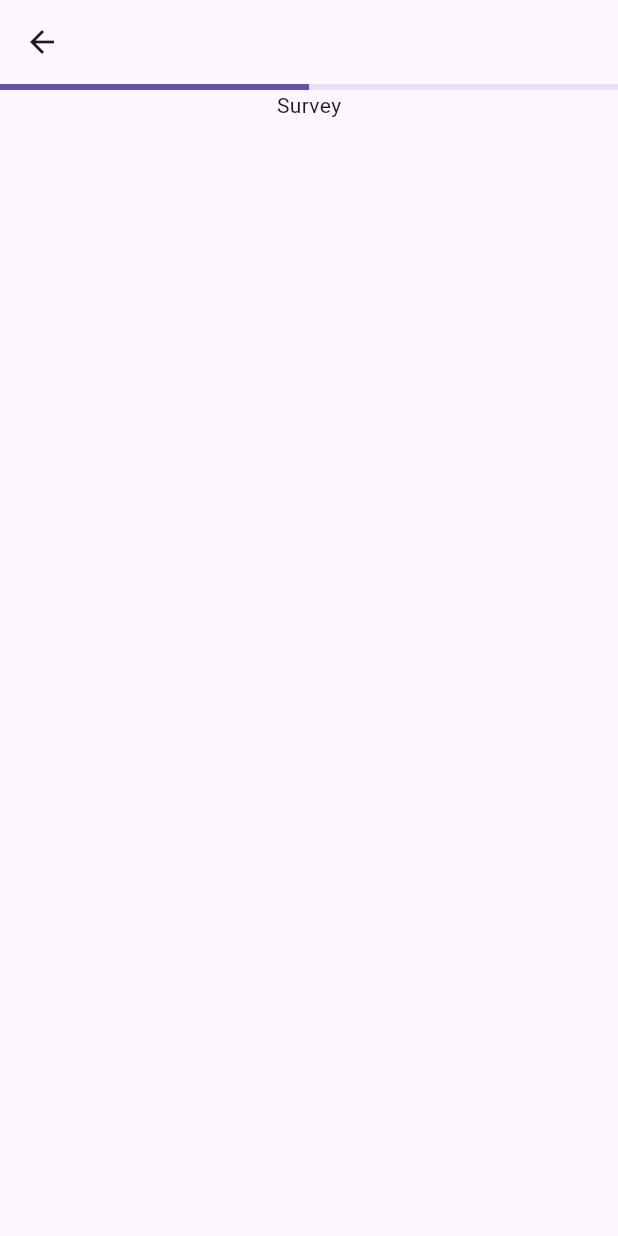
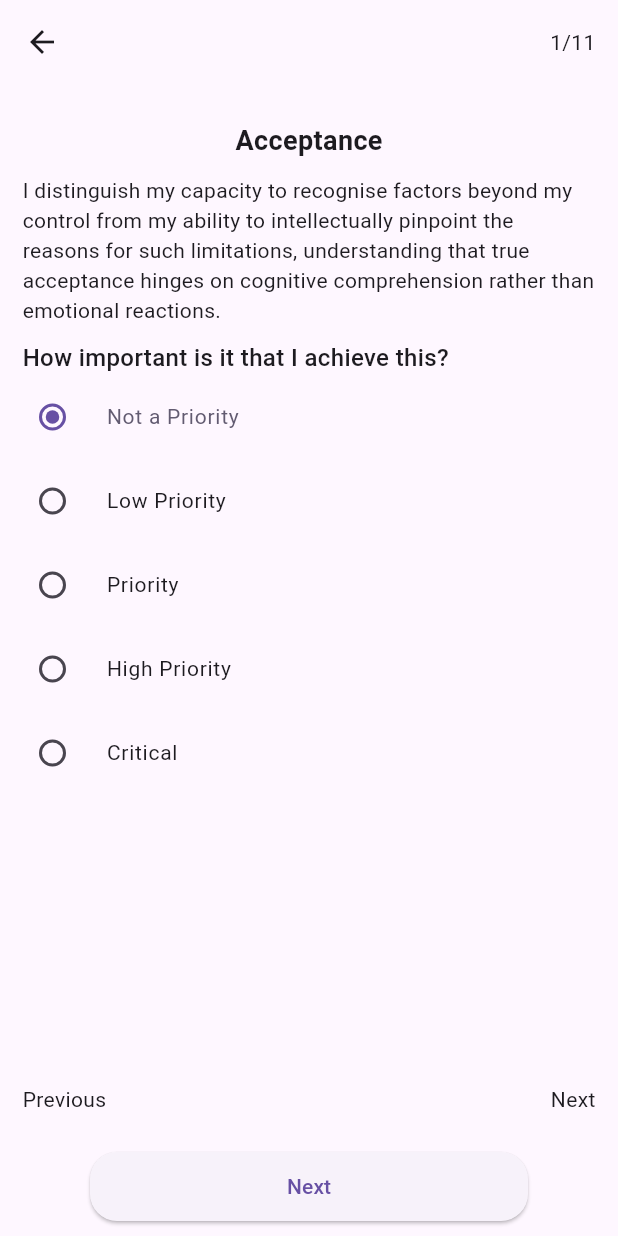
Before and after one commit to Abinesh-Jain-23/qerly, a Flutter app: the SurveyPageView screen opened by its route, on a phone screen of 412 x 824 dp. Run offline on Flutter 3.47's test engine with Material 3 defaults, Android fonts, the phone set to English and light mode, and no system bars; our stand-ins replace dio, get.

Commit message:
version 1

```diff
--- a/lib/constants/app.pages.dart
+++ b/lib/constants/app.pages.dart
@@ -2,6 +2,8 @@ import 'package:get/get_navigation/src/routes/get_route.dart';
 import 'package:qerly/bindings/app.bindings.dart';
 import 'package:qerly/pages/email_page/email_page.binding.dart';
 import 'package:qerly/pages/email_page/email_page.view.dart';
+import 'package:qerly/pages/ranking_page/ranking_page.binding.dart';
+import 'package:qerly/pages/ranking_page/ranking_page.view.dart';
 import 'package:qerly/pages/survey_page/survey_page.binding.dart';
 import 'package:qerly/pages/survey_page/survey_page.view.dart';
 import 'package:qerly/pages/welcome_page/welcome_page.binding.dart';
@@ -26,6 +28,11 @@ class AppPages {
       name: '/survey',
       page: () => SurveyPageView(),
       binding: SurveyPageBinding(),
+    ),
+    GetPage(
+      name: '/ranking',
+      page: () => RankingPageView(),
+      binding: RankingPageBinding(),
     )
   ];
 }
--- /dev/null
+++ b/lib/pages/ranking_page/ranking_page.binding.dart
@@ -0,0 +1,8 @@
+import 'package:get/get_core/src/get_main.dart';
+import 'package:get/get_instance/get_instance.dart';
+import 'package:qerly/pages/ranking_page/ranking_page.controller.dart';
+
+class RankingPageBinding extends Bindings {
+  @override
+  void dependencies() => Get.lazyPut(() => RankingPageController());
+}
--- /dev/null
+++ b/lib/pages/ranking_page/ranking_page.controller.dart
@@ -0,0 +1,4 @@
+import 'package:get/get_state_manager/get_state_manager.dart';
+import 'package:qerly/pages/ranking_page/ranking_page.variables.dart';
+
+class RankingPageController extends GetxController with RankingPageVariables {}
--- /dev/null
+++ b/lib/pages/ranking_page/ranking_page.variables.dart
@@ -0,0 +1 @@
+mixin RankingPageVariables {}
--- a/lib/pages/survey_page/survey_page.variables.dart
+++ b/lib/pages/survey_page/survey_page.variables.dart
@@ -1 +1,8 @@
-mixin SurveyPageVariables {}
+import 'package:flutter/material.dart';
+import 'package:get/get.dart';
+
+mixin SurveyPageVariables {
+  PageController pageController = PageController();
+  RxInt pageNumber = 1.obs;
+  RxBool section = true.obs;
+}
--- a/lib/pages/survey_page/survey_page.view.dart
+++ b/lib/pages/survey_page/survey_page.view.dart
@@ -1,20 +1,130 @@
 import 'package:flutter/material.dart';
-import 'package:get/get_state_manager/get_state_manager.dart';
+import 'package:get/get.dart';
 import 'package:qerly/pages/survey_page/survey_page.controller.dart';
 
 class SurveyPageView extends GetResponsiveView<SurveyPageController> {
   SurveyPageView({super.key});
 
-  @override
-  Widget build(BuildContext context) {
-    return Scaffold(
-      appBar: AppBar(),
-      body: const Column(
+  Widget question(String title, String ques) {
+    RxBool sectionToggle = true.obs;
+    return Obx(() => Container(
+          padding: const EdgeInsets.all(15),
+          child: Column(children: [
+            Container(
+              margin: const EdgeInsets.symmetric(vertical: 10),
+              child: Text(
+                title,
+                style: const TextStyle(
+                  fontSize: 18,
+                  fontWeight: FontWeight.bold,
+                ),
+              ),
+            ),
+            Text(ques),
+            Flexible(
+              child: sectionToggle.value
+                  ? section('important')
+                  : section('performance'),
+            ),
+            Row(
+              mainAxisAlignment: MainAxisAlignment.spaceBetween,
+              children: [
+                InkWell(
+                  child: Text('previous'.tr),
+                  onTap: () => sectionToggle.value = true,
+                ),
+                InkWell(
+                  child: Text('next'.tr),
+                  onTap: () => sectionToggle.value = false,
+                ),
+              ],
+            )
+          ]),
+        ));
+  }
+
+  Widget section(String type) {
+    RxInt groupValue = 1.obs;
+    return Container(
+      padding: const EdgeInsets.only(top: 10),
+      child: Column(
+        crossAxisAlignment: CrossAxisAlignment.start,
         children: [
-          LinearProgressIndicator(value: .5),
-          Text('Survey'),
+          Text(
+            '${type}qn'.tr,
+            style: const TextStyle(
+              fontSize: 16,
+              fontWeight: FontWeight.w500,
+            ),
+            textAlign: TextAlign.start,
+          ),
+          Flexible(
+            child: ListView.builder(
+              itemCount: 5,
+              itemBuilder: (context, index) => Obx(() => RadioListTile(
+                    selected: groupValue.value == index + 1,
+                    title: Text(
+                      '$type${index + 1}'.tr,
+                      style: const TextStyle(fontSize: 14),
+                    ),
+                    value: index + 1,
+                    groupValue: groupValue.value,
+                    onChanged: (value) => groupValue.value = index + 1,
+                    contentPadding: EdgeInsets.zero,
+                  )),
+            ),
+          )
         ],
       ),
     );
   }
+
+  @override
+  Widget build(BuildContext context) {
+    List questions = List.generate(11, (index) {
+      index++;
+      return {
+        'title': 'skill$index'.tr,
+        'ques': 'question$index'.tr,
+      };
+    });
+    return Obx(() => Scaffold(
+          appBar: AppBar(
+            actions: [
+              Container(
+                alignment: Alignment.center,
+                margin: const EdgeInsets.only(right: 15),
+                child: Text('${controller.pageNumber}/${questions.length}'),
+              )
+            ],
+          ),
+          body: PageView(
+            controller: controller.pageController,
+            children: questions
+                .map((item) => question(item['title'], item['ques']))
+                .toList(),
+            onPageChanged: (value) => controller.pageNumber.value = value + 1,
+          ),
+          bottomNavigationBar: Container(
+            height: 46,
+            margin: const EdgeInsets.all(10),
+            padding: const EdgeInsets.symmetric(horizontal: 50),
+            child: ElevatedButton(
+              style: ButtonStyle(
+                shape: MaterialStateProperty.all(RoundedRectangleBorder(
+                    borderRadius: BorderRadius.circular(18.0))),
+              ),
+              onPressed: () {
+                controller.pageNumber.value == 11
+                    ? Get.toNamed('/ranking')
+                    : controller.pageController.nextPage(
+                        duration: const Duration(seconds: 1),
+                        curve: Curves.fastOutSlowIn,
+                      );
+              },
+              child: Text('next'.tr),
+            ),
+          ),
+        ));
+  }
 }
--- a/lib/translations/translation.dart
+++ b/lib/translations/translation.dart
@@ -39,21 +39,31 @@ class LocalString extends Translations {
     'skill9': "Refinement",
     'skill10': "Resilience",
     'skill11': "Responsibility",
-    'ranking':"Mindset Ranking",
-    'important1':"Not a Priority",
-    'important2':"Low Priority",
-    'important3':"Priority",
-    'important4':"High Priority",
-    'important5':"Critical",
-    'performance1':"I am terrible at this",
-    'performance2':"I am poor at this",
-    'performance3':"I am average at this",
-    'performance4':"I am good at this",
-    'performance5':"I am excellent at this",
-    'importantqn':"How important is it that I achieve this?",
-    'performanceqn':"How do I rate my performance against this?",
-    'next':"Next",
-    "previous":"Previous",
+    'ranking': "Mindset Ranking",
+    'important1': "Not a Priority",
+    'important2': "Low Priority",
+    'important3': "Priority",
+    'important4': "High Priority",
+    'important5': "Critical",
+    'performance1': "I am terrible at this",
+    'performance2': "I am poor at this",
+    'performance3': "I am average at this",
+    'performance4': "I am good at this",
+    'performance5': "I am excellent at this",
+    'importantqn': "How important is it that I achieve this?",
+    'performanceqn': "How do I rate my performance against this?",
+    'next': "Next",
+    "previous": "Previous",
+    'qerly': 'Qerly',
+    'description':
+        'Unlock your entrepreneurial potential with personalized feedback and assessments, finely tuned for visionaries, startups, and seasoned leaders. Navigate your path to success in the ever-changing business landscape.',
+    'label': 'Enter your email',
+    'submit': 'Submit',
+    'light': 'Light',
+    'dark': 'Dark',
+    'started': 'Get Started',
+    'continue': 'Continue',
+    'validation': 'Enter a valid email address',
   };
   final Map<String, String> japanese = {
     'welcome': "いらっしゃいませ",
@@ -93,22 +103,31 @@ class LocalString extends Translations {
     'skill9': "洗練",
     'skill10': "忍耐力",
     'skill11': "責任感",
-    'ranking':"マインドセット・ランキング",
-    'important1':"優先ではない",
-    'important2':"低い優先度",
-    'important3':"通常の優先度",
-    'important4':"高い優先度",
-    'important5':"最高の優先度",
-    'performance1':"とても苦手",
-    'performance2':"やや苦手",
-    'performance3':"どちらとも言えない",
-    'performance4':"得意",
-    'performance5':"とても得意",
-    'importantqn':"これを達成することが、私自身にとってどれほど重要ですか？",
-   'performanceqn':"これに対して自分のパフォーマンスをどのように評価しますか？",
-    'next':"次",
-    "previous":"前の",
-
+    'ranking': "マインドセット・ランキング",
+    'important1': "優先ではない",
+    'important2': "低い優先度",
+    'important3': "通常の優先度",
+    'important4': "高い優先度",
+    'important5': "最高の優先度",
+    'performance1': "とても苦手",
+    'performance2': "やや苦手",
+    'performance3': "どちらとも言えない",
+    'performance4': "得意",
+    'performance5': "とても得意",
+    'importantqn': "これを達成することが、私自身にとってどれほど重要ですか？",
+    'performanceqn': "これに対して自分のパフォーマンスをどのように評価しますか？",
+    'next': "次",
+    "previous": "前の",
+    'qerly': 'クエリー',
+    'description':
+        '起業家の潜在能力を引き出すために、ビジョナリーやスタートアップ、経験豊富なリーダーに調整されたパーソナライズされたフィードバックとアセスメントを活用しましょう。常に変化するビジネスの風景で成功への道を切り拓いてください。',
+    'label': 'メールアドレスを入力',
+    'submit': '提出する',
+    'light': 'ライト',
+    'dark': '暗い',
+    'started': '始めましょう',
+    'continue': '続く',
+    'validation': '有効なメールアドレスを入力してください',
   };
   @override
   Map<String, Map<String, String>> get keys => {'en': english, 'jp': japanese};
--- a/pubspec.yaml
+++ b/pubspec.yaml
@@ -32,6 +32,7 @@ dependencies:
     sdk: flutter
   get: null
   dio: null
+  http: null
 
   # The following adds the Cupertino Icons font to your application.
   # Use with the CupertinoIcons class for iOS style icons.
```
Also changed, not shown: lib/pages/email_page/email_page.controller.dart (+13 -2 lines), lib/pages/email_page/email_page.view.dart (+4 -4 lines), lib/pages/ranking_page/ranking_page.view.dart (added, +68 -0 lines), lib/pages/welcome_page/welcome_page.view.dart (+8 -3 lines), lib/services/api.dart (+14 -6 lines), pubspec.lock.
